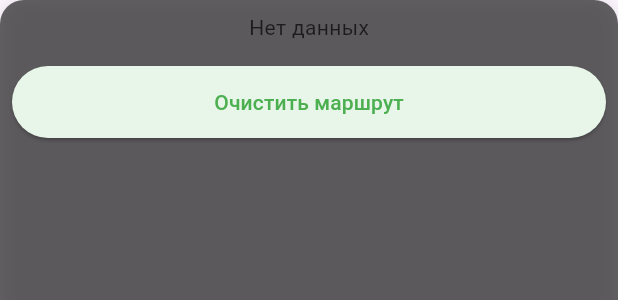
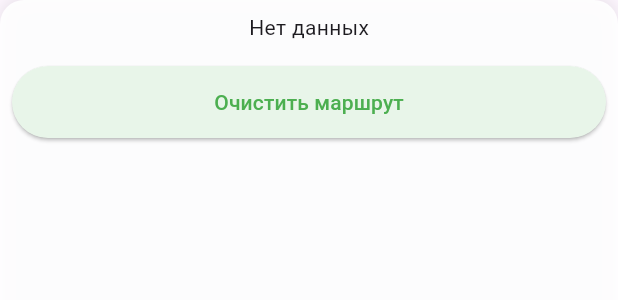
Before and after one commit to SergeyKrasnoslobodtsev/elevation_map, a Flutter app: the ElevationChartPanel widget shown alone on an empty page, opened directly with empty values, on a phone screen of 412 x 824 dp. Shown: the top 300 px of the screen. Run offline on Flutter 3.47's test engine with Material 3 defaults, Android fonts, the phone set to English and light mode, and no system bars; our stand-ins replace fl_chart, flutter_map, get_it, injectable, latlong2; missing offline and left inert: flutter_map_cache, flutter_map_math, http_cache_hive_store; accounts and stored records are empty.

```diff
--- a/lib/main.dart
+++ b/lib/main.dart
@@ -3,8 +3,9 @@ import 'package:flutter/material.dart';
 
 import 'service_locator.dart';
 
-void main() {
+void main() async {
   WidgetsFlutterBinding.ensureInitialized();
+
   setupDependencies();
 
   runApp(HomeScreen());
--- a/lib/models/map_layer_type.dart
+++ b/lib/models/map_layer_type.dart
@@ -2,12 +2,15 @@ enum MapLayerType {
   satellite(
     'Спутник',
     'https://services.arcgisonline.com/ArcGIS/rest/services/World_Imagery/MapServer/tile/{z}/{y}/{x}',
+    labelUrlTemplate:
+        'https://services.arcgisonline.com/ArcGIS/rest/services/Reference/World_Boundaries_and_Places/MapServer/tile/{z}/{y}/{x}',
   ),
   topographic('Топография', 'https://tile.opentopomap.org/{z}/{x}/{y}.png'),
   standard('Стандарт', 'https://tile.openstreetmap.org/{z}/{x}/{y}.png');
 
   final String name;
   final String urlTemplate;
+  final String? labelUrlTemplate;
 
-  const MapLayerType(this.name, this.urlTemplate);
+  const MapLayerType(this.name, this.urlTemplate, {this.labelUrlTemplate});
 }
--- a/lib/viewmodels/home_view_model.dart
+++ b/lib/viewmodels/home_view_model.dart
@@ -24,7 +24,6 @@ class HomeViewModel extends ChangeNotifier {
   bool _isLoading = true;
 
   List<LatLng> _routePoints = [];
-  bool _isRouteActive = false;
 
   // Геттеры
   MapLayerType get currentLayer => _currentLayer;
@@ -32,7 +31,6 @@ class HomeViewModel extends ChangeNotifier {
   HiveCacheStore? get cacheStore => _cacheStore;
   bool get isLoading => _isLoading;
   List<LatLng> get routePoints => _routePoints;
-  bool get isRouteActive => _isRouteActive;
 
   RouteElevationResult? _routeInfo;
   RouteElevationResult? get routeInfo => _routeInfo;
@@ -64,6 +62,7 @@ class HomeViewModel extends ChangeNotifier {
   // Метод для обработки нажатия на карту
   Future<void> onMapTap(TapPosition tapPosition, LatLng point) async {
     // Если у нас уже 2 точки, начинаем заново
+    _showLayerSelector = false;
     if (_routePoints.length >= 2) {
       _routePoints = [point];
       _routeInfo = null;
--- a/lib/widgets/elevation_chart_panel.dart
+++ b/lib/widgets/elevation_chart_panel.dart
@@ -17,7 +17,7 @@ class ElevationChartPanel extends StatelessWidget {
     return Container(
       padding: const EdgeInsets.all(8),
       decoration: BoxDecoration(
-        color: Colors.black.withValues(alpha: 0.6),
+        color: Colors.white.withValues(alpha: 0.9),
         borderRadius: const BorderRadius.vertical(top: Radius.circular(16)),
         boxShadow: [
           BoxShadow(
```
Also changed, not shown: lib/screens/home_screen.dart (+12 -12 lines), lib/widgets/map_title_layer.dart (+17 -3 lines), lib/widgets/router_markers_layer.dart (+10 -6 lines), pubspec.yaml (+23 -63 lines), assets/map-100.png (added), pubspec.lock, 46 other files.
